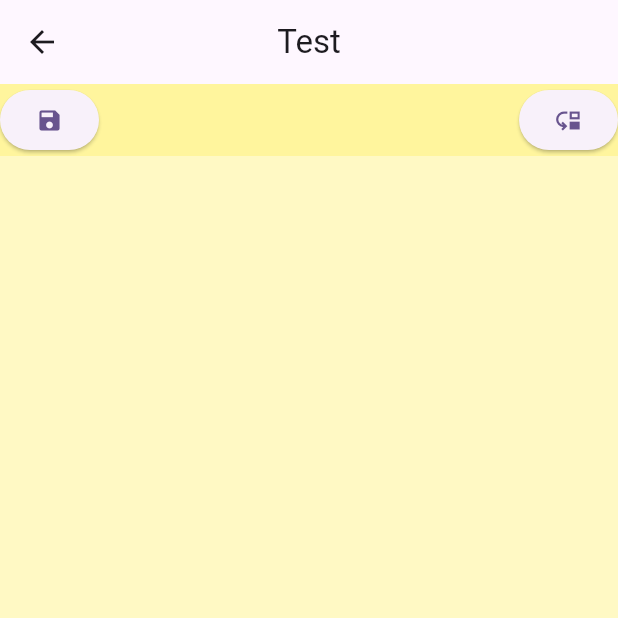
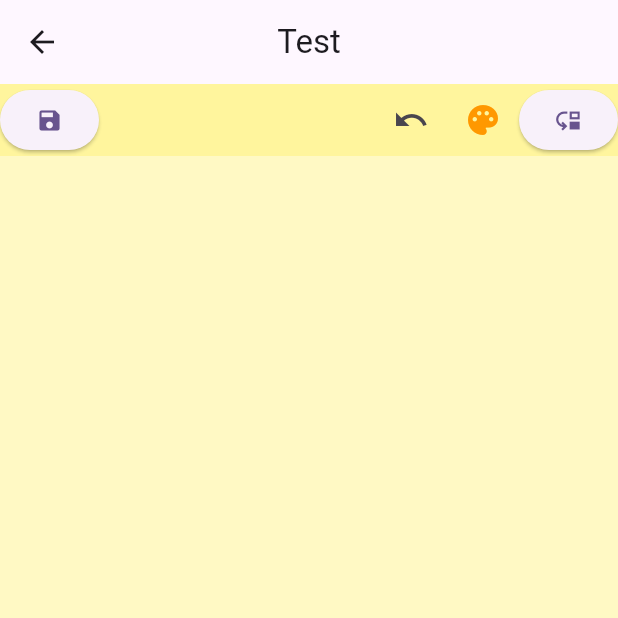
Before and after one commit to ramars250/traveling_app, a Flutter app: the ScheduleDetailView1 screen opened directly, after a tap on the "edit" icon, on a phone screen of 412 x 824 dp, the top half of it. Run offline on Flutter 3.47's test engine with Material 2 defaults, Android fonts, the phone set to English and light mode, and no system bars; our stand-ins replace cloud_firestore, firebase_core, flutter_colorpicker, flutter_riverpod; accounts and stored records are empty.

Commit message:
新增色盤並使用riverpod

```diff
--- a/lib/painter.dart
+++ b/lib/painter.dart
@@ -1,17 +1,20 @@
 import 'package:flutter/material.dart';
+import 'package:traveling_app/path_model.dart';
 
 class SketchPainter extends CustomPainter {
-  final List<Path> paths;
+  final List<PathModel> paths;
+
   //選中的路徑
   final int? selectedPathIndex;
   final List<List<Offset>> points;
 
-
-  SketchPainter(this.paths, this.selectedPathIndex, this.points,
-      );
+  SketchPainter(
+    this.paths,
+    this.selectedPathIndex,
+    this.points,
+  );
 
   static final pen = Paint()
-    ..color = Colors.black
     ..style = PaintingStyle.stroke
     ..strokeWidth = 4.0;
 
@@ -23,9 +26,12 @@ class SketchPainter extends CustomPainter {
   @override
   void paint(Canvas canvas, Size size) {
     for (int i = 0; i < paths.length; i++) {
+      final pathModel = paths[i];
+      final path = pathModel.path;
+      final color = pathModel.color;
       if (i == selectedPathIndex) {
-        canvas.drawPath(paths[i], selectedPen);
-        final Rect bounds = paths[i].getBounds();
+        canvas.drawPath(path, selectedPen);
+        final Rect bounds = path.getBounds();
         // final Size size = bounds.size;
         final Paint rectPaint = Paint()
           ..color = Colors.grey.withOpacity(0.5)
@@ -39,7 +45,8 @@ class SketchPainter extends CustomPainter {
             ),
             rectPaint);
       } else {
-        canvas.drawPath(paths[i], pen);
+        pen.color = color;
+        canvas.drawPath(path, pen);
       }
     }
     for (final pathPoints in points) {
--- /dev/null
+++ b/lib/path_model.dart
@@ -0,0 +1,22 @@
+import 'package:flutter/material.dart';
+//PathModel類
+class PathModel {
+  //路徑對象
+  Path path;
+  //路徑顏色
+  final Color color;
+  //構造函數，初始化路徑和顏色
+  PathModel(this.path, this.color);
+  //將路徑按照偏移量移動並返回新的PathModel對象
+  PathModel shift(Offset offset) {
+    final shiftedPath = _shiftPath(path, offset);
+    return PathModel(shiftedPath, color);
+  }
+  //將路徑根據偏移量進行移動
+  Path _shiftPath(Path path, Offset offset) {
+    final shiftPath = Path();
+    path = path.shift(offset);
+    shiftPath.addPath(path, Offset.zero);
+    return shiftPath;
+  }
+}
--- a/lib/schedule_detail_view.dart
+++ b/lib/schedule_detail_view.dart
@@ -2,6 +2,7 @@
 import 'package:flutter/material.dart';
 import 'package:flutter_riverpod/flutter_riverpod.dart';
 import 'package:traveling_app/painter.dart';
+import 'package:traveling_app/palette.dart';
 import 'package:traveling_app/provider.dart';
 import 'package:traveling_app/test_page.dart';
 
@@ -28,6 +29,23 @@ class ScheduleDetailView1 extends ConsumerWidget {
                     child: const Icon(Icons.save),
                   ),
                   const Spacer(),
+                  IconButton(
+                    onPressed: () {},
+                    icon: const Icon(
+                      Icons.undo,
+                    ),
+                  ),
+                  IconButton(
+                    onPressed: () {
+                      showColorPickerDialog(context, (Color selectedColor) {
+                        scheduleDetail.selectedColor = selectedColor;
+                      });
+                    },
+                    icon: const Icon(
+                      Icons.palette,
+                      color: Colors.orange,
+                    ),
+                  ),
                   ElevatedButton(
                     onPressed: () {
                       Navigator.push(
--- a/lib/test_page.dart
+++ b/lib/test_page.dart
@@ -12,8 +12,10 @@ class TestPage extends ConsumerWidget {
     return Scaffold(
       body: SafeArea(
         child: CustomPaint(
-          foregroundPainter:
-              SketchPainter(testProvider.paths, null, testProvider.pointsList),
+          foregroundPainter: SketchPainter(
+              testProvider.paths,
+              null,
+              testProvider.pointsList),
           child: Container(
             color: Colors.yellow[100],
           ),
--- a/pubspec.yaml
+++ b/pubspec.yaml
@@ -35,6 +35,7 @@ dependencies:
   cloud_firestore:
   image_picker:
   firebase_storage:
+  flutter_colorpicker:
   # The following adds the Cupertino Icons font to your application.
   # Use with the CupertinoIcons class for iOS style icons.
   cupertino_icons: ^1.0.2
```
Also changed, not shown: lib/palette.dart (added, +32 -0 lines), lib/schedule_detail_viewmodel.dart (+16 -10 lines), pubspec.lock.
